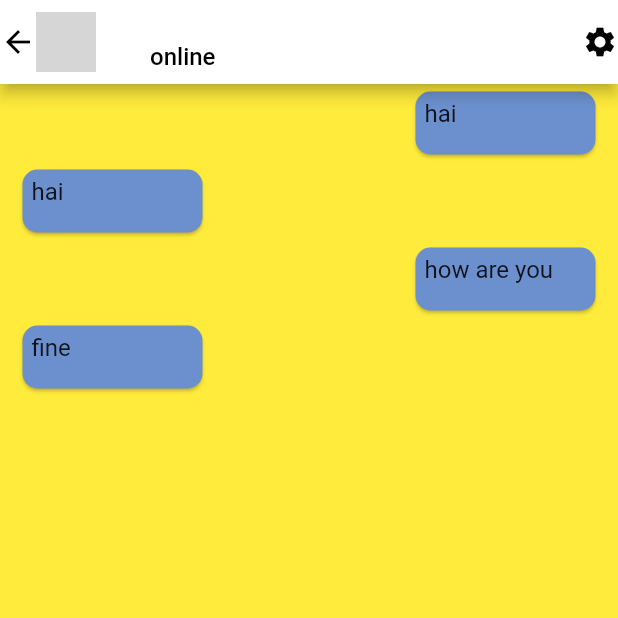
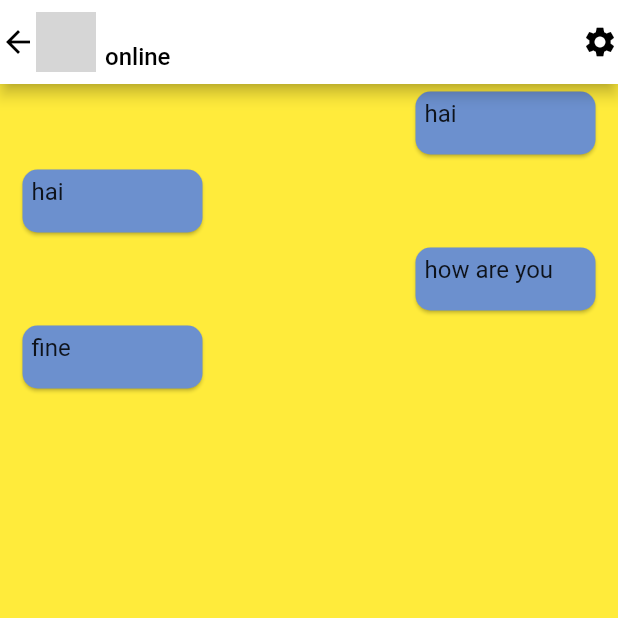
Before and after one commit to naseepep/machinet_test, a Flutter app: the ChatDetail screen opened directly with empty values, on a phone screen of 412 x 824 dp, the top half of it. Run offline on Flutter 3.47's test engine with Material 2 defaults, Android fonts, the phone set to English and light mode, and no system bars; network calls fail; grey boxes are pictures that could not be loaded.

Commit message:
second commit

```diff
--- a/lib/main.dart
+++ b/lib/main.dart
@@ -13,7 +13,7 @@ class MyApp extends StatelessWidget {
   Widget build(BuildContext context) {
     return MaterialApp(
       title: 'Flutter test',
-
+    debugShowCheckedModeBanner: false,
       home: HomeScreen(),
     );
   }
--- a/lib/screens/chat_detail.dart
+++ b/lib/screens/chat_detail.dart
@@ -38,7 +38,7 @@ class _ChatDetailState extends State<ChatDetail> {
     return Scaffold(
       appBar: AppBar(
         backgroundColor: Colors.white,
-        leadingWidth: 100,
+        leadingWidth: 70,
         titleSpacing: 0,
         // leading: Padding(
         //   padding: const EdgeInsets.only(right: 250),
@@ -76,11 +76,13 @@ class _ChatDetailState extends State<ChatDetail> {
           ],
         ),
         title: Column(
-           mainAxisSize: MainAxisSize.min,
-          mainAxisAlignment: MainAxisAlignment.center,
-          crossAxisAlignment: CrossAxisAlignment.start,
+
+          mainAxisSize: MainAxisSize.min,
+          mainAxisAlignment: MainAxisAlignment.start,
+         crossAxisAlignment: CrossAxisAlignment.start,
           children: [
             Text(
+
               widget.details.name.toString(),
               style: TextStyle(fontSize: 16, color: Colors.black),
             ),
```
